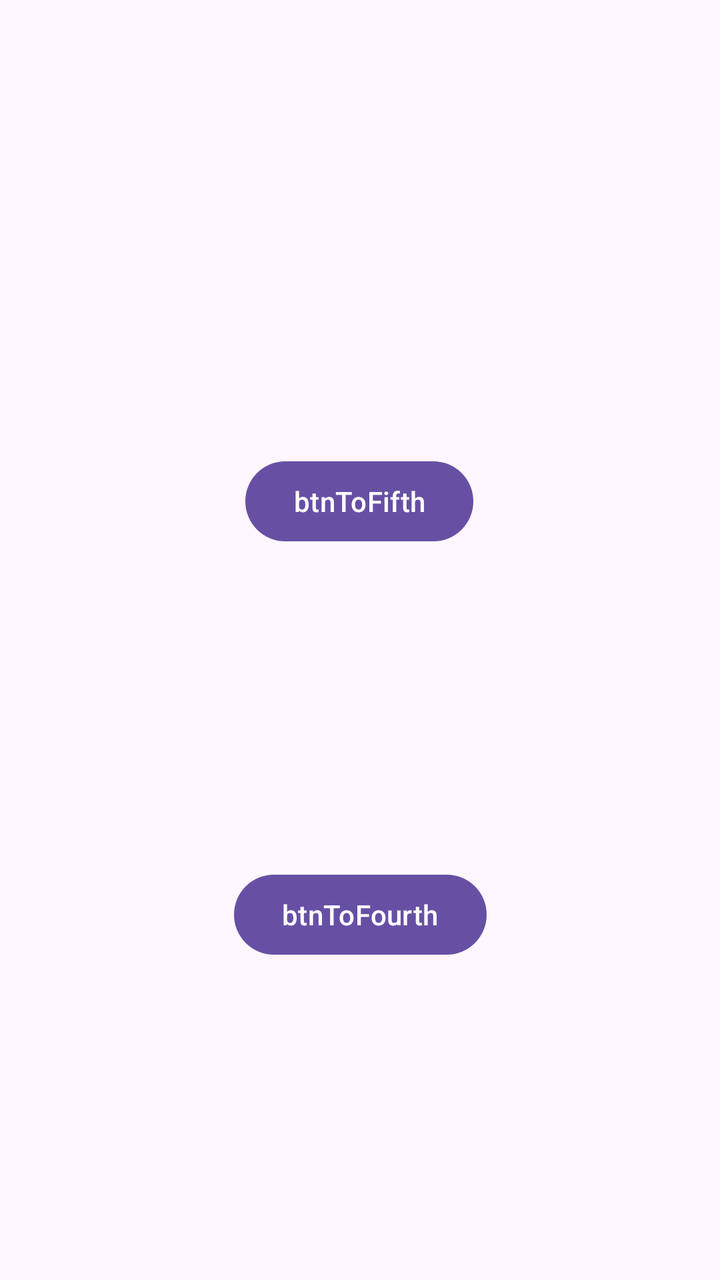
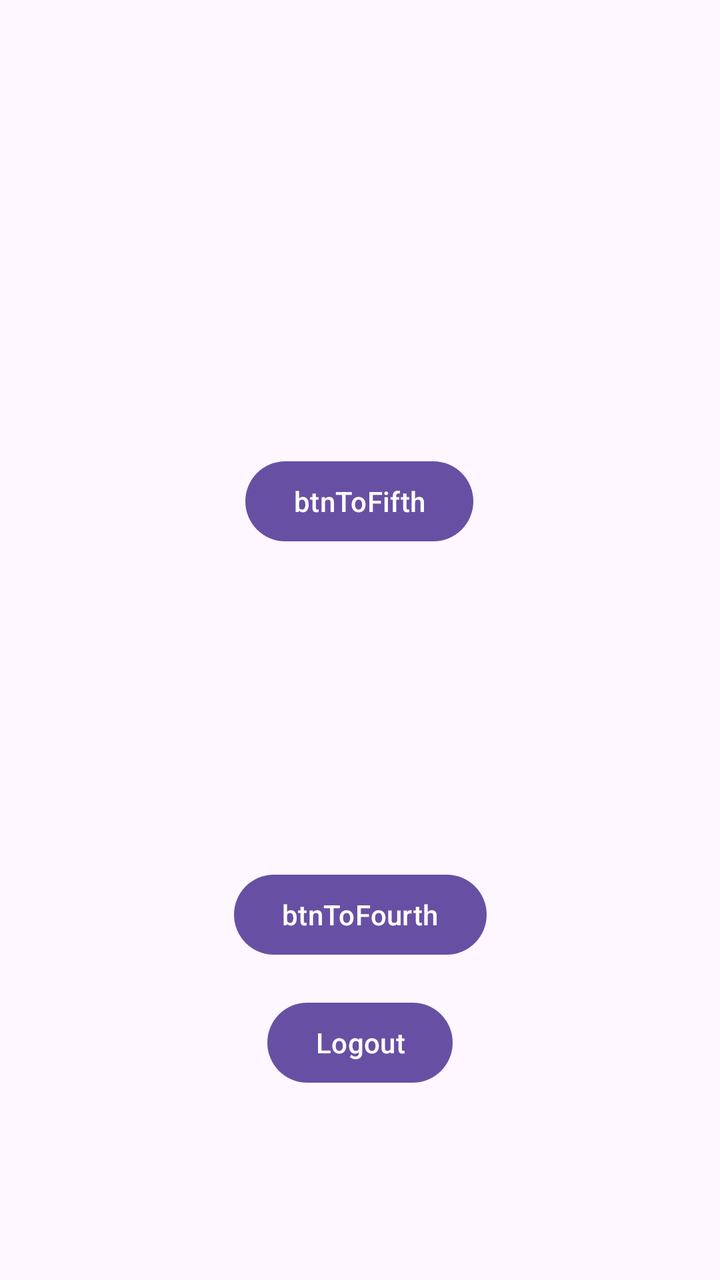

Compare the two renders of this Android layout. The source of the first and the diff that turns it into the second are given below.
<!-- AndroidManifest.xml: application theme Theme.Nawfal_3TIF -->
<!-- res/layout/activity_main.xml -->
<?xml version="1.0" encoding="utf-8"?>
<androidx.constraintlayout.widget.ConstraintLayout xmlns:android="http://schemas.android.com/apk/res/android"
    xmlns:app="http://schemas.android.com/apk/res-auto"
    xmlns:tools="http://schemas.android.com/tools"
    android:id="@+id/main"
    android:layout_width="match_parent"
    android:layout_height="match_parent"
    tools:context=".MainActivity">

    <Button
        android:id="@+id/btnToFourth"
        android:layout_width="wrap_content"
        android:layout_height="wrap_content"
        android:text="btnToFourth"
        app:layout_constraintBottom_toBottomOf="parent"
        app:layout_constraintEnd_toEndOf="parent"
        app:layout_constraintStart_toStartOf="parent"
        app:layout_constraintTop_toBottomOf="@+id/btntoFifth" />

    <Button
        android:id="@+id/btntoFifth"
        android:layout_width="wrap_content"
        android:layout_height="wrap_content"
        android:text="btnToFifth"
        app:layout_constraintBottom_toBottomOf="parent"
        app:layout_constraintEnd_toEndOf="parent"
        app:layout_constraintHorizontal_bias="0.498"
        app:layout_constraintStart_toStartOf="parent"
        app:layout_constraintTop_toTopOf="parent"
        app:layout_constraintVertical_bias="0.383" />
</androidx.constraintlayout.widget.ConstraintLayout>
<!-- resources referenced by this layout -->
<resources>
  <style name="Theme.Nawfal_3TIF" parent="Base.Theme.Nawfal_3TIF" />
  <style name="Base.Theme.Nawfal_3TIF" parent="Theme.Material3.DayNight.NoActionBar">
          
          
      </style>
</resources>

<!-- the commit's change to res/layout/activity_main.xml (unified diff, before → after) -->
@@ -28,4 +28,14 @@
         app:layout_constraintStart_toStartOf="parent"
         app:layout_constraintTop_toTopOf="parent"
         app:layout_constraintVertical_bias="0.383" />
+
+    <Button
+        android:id="@+id/btnLogout"
+        android:layout_width="wrap_content"
+        android:layout_height="wrap_content"
+        android:layout_marginTop="16dp"
+        android:text="Logout"
+        app:layout_constraintEnd_toEndOf="parent"
+        app:layout_constraintStart_toStartOf="parent"
+        app:layout_constraintTop_toBottomOf="@+id/btnToFourth" />
 </androidx.constraintlayout.widget.ConstraintLayout>
